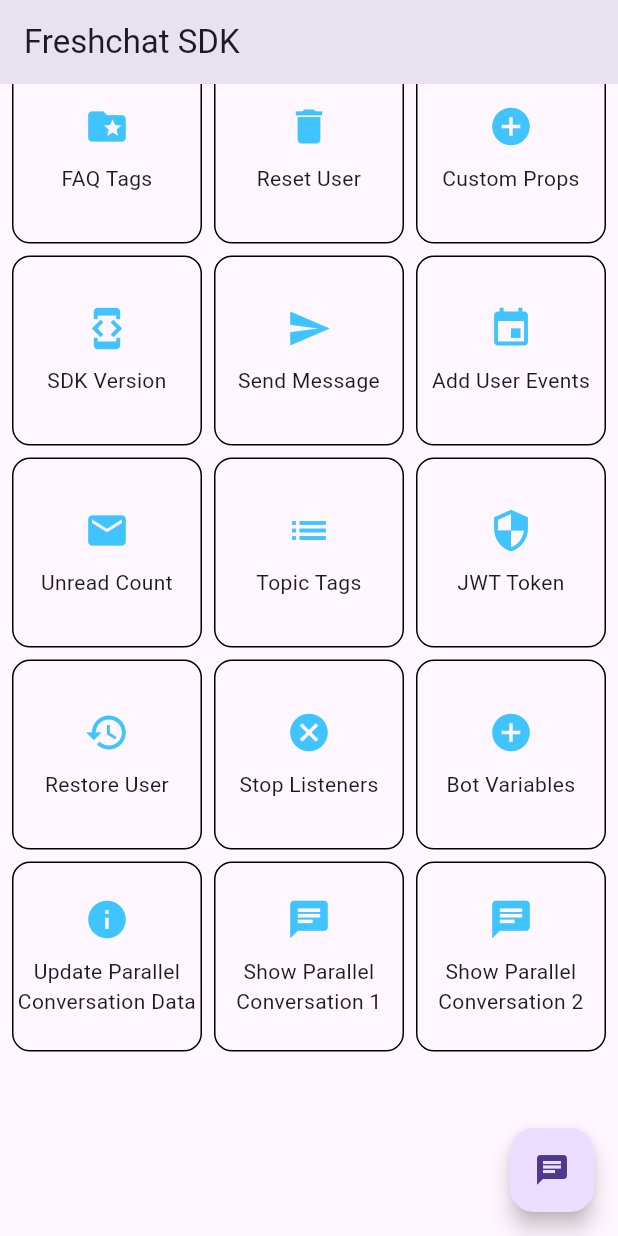
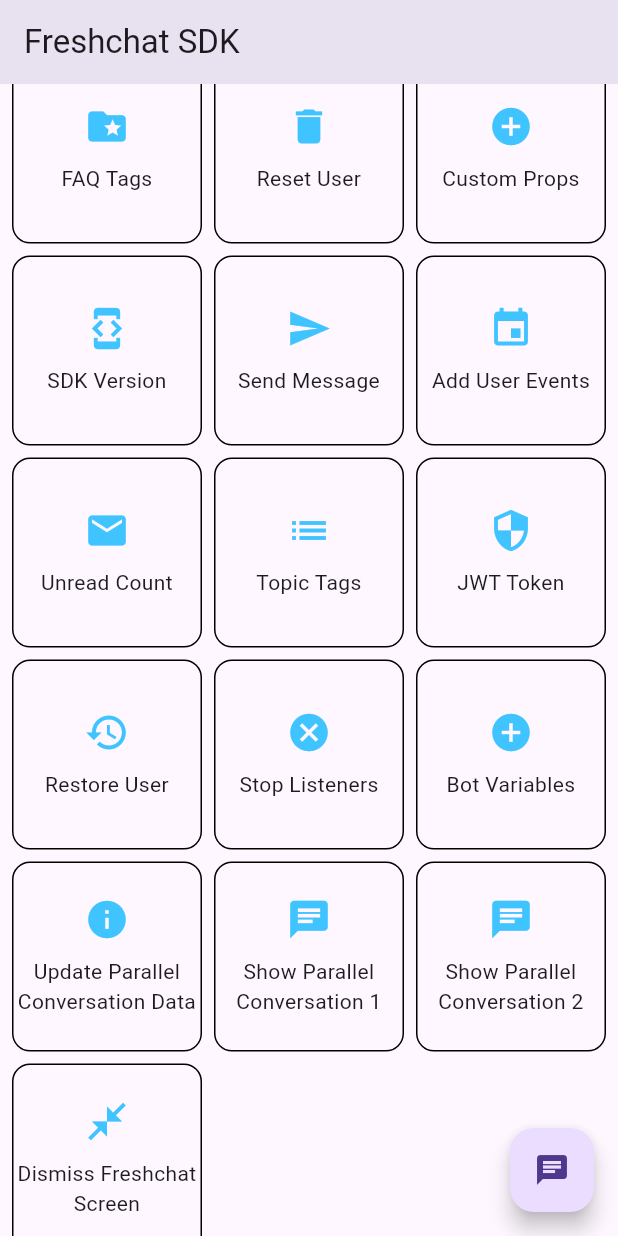
Before and after one commit to freshworks/freshchat-flutter-sdk, a Flutter app: the screen it shows after launch, scrolled down 159 dp, on a phone screen of 412 x 824 dp. Run offline on Flutter 3.47's test engine with Material 3 defaults, Android fonts, the phone set to English and light mode, and no system bars; our stand-ins replace firebase_core, firebase_messaging; missing offline and left inert: clipboard; accounts and stored records are empty.

Commit message:
Release - SDK v0.10.22

```diff
--- a/example/lib/main.dart
+++ b/example/lib/main.dart
@@ -930,6 +930,7 @@ class _MyAppState extends State<MyApp> {
     features.add(addFeature("Update Parallel Conversation Data", Icons.info));
     features.add(addFeature("Show Parallel Conversation 1", Icons.chat));
     features.add(addFeature("Show Parallel Conversation 2", Icons.chat));
+    features.add(addFeature("Dismiss Freshchat Screen", Icons.close_fullscreen));
 
     return MaterialApp(
       debugShowCheckedModeBanner: false,
@@ -1060,6 +1061,11 @@ class _MyAppState extends State<MyApp> {
                         Freshchat.showConversationWithReferenceID(parallelConversationReferenceID2, parallelConversationTopicName2);
                       }
                       break;
+                    case 18:
+                      Freshchat.showConversations();
+                      Future.delayed(Duration(seconds: 3), () {
+                        Freshchat.dismissFreshchatView();
+                      });
                   }
                 },
                 child: GridTile(
--- a/lib/freshchat_sdk.dart
+++ b/lib/freshchat_sdk.dart
@@ -229,7 +229,7 @@ class Freshchat {
     final String sdkVersion = await _channel.invokeMethod('getSdkVersion');
     final String operatingSystem = Platform.operatingSystem;
     // As there is no simple way to get current freshchat flutter sdk version, we are hardcoding here.
-    final String allSdkVersion = "flutter-0.10.21-$operatingSystem-$sdkVersion ";
+    final String allSdkVersion = "flutter-0.10.22-$operatingSystem-$sdkVersion ";
     return allSdkVersion;
   }
 
--- a/pubspec.yaml
+++ b/pubspec.yaml
@@ -3,7 +3,7 @@ description: Freshchat is a modern messaging software for sales and customer eng
 repository: https://github.com/freshworks/freshchat-flutter-sdk
 
 # Whenever this version is updated, it must also be updated in Freshchat::getSdkVersion()
-version: 0.10.21
+version: 0.10.22
 homepage: https://www.freshworks.com/
 
 environment:
```
Also changed, not shown: example/pubspec.lock, pubspec.lock, 4 other files.
